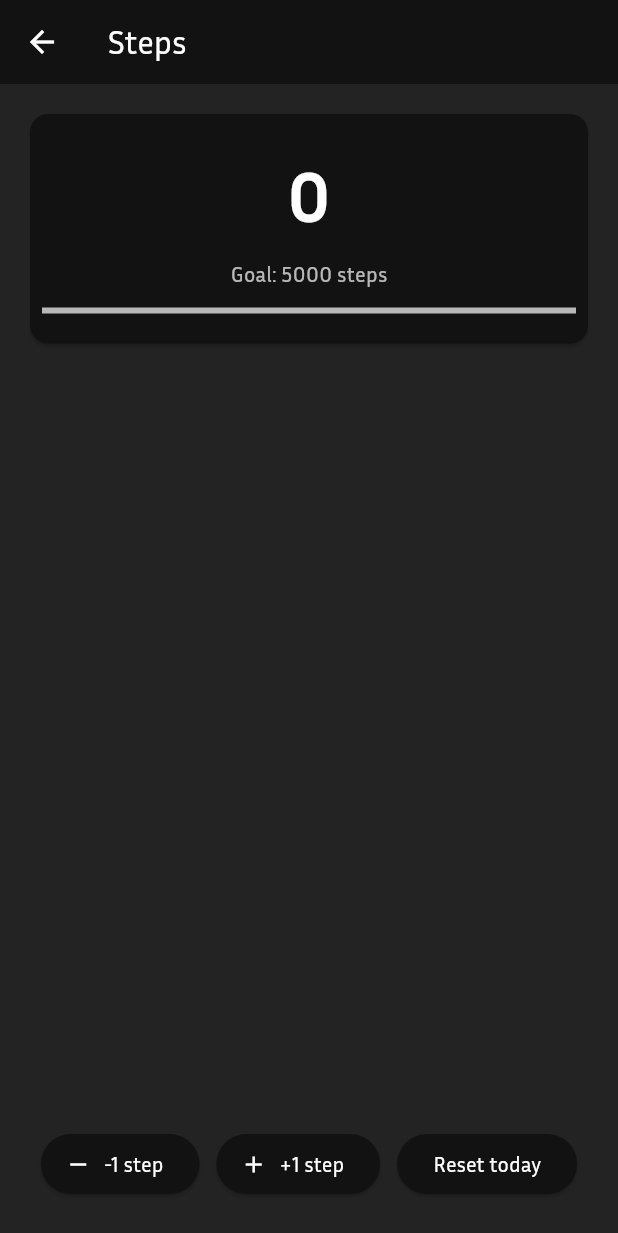
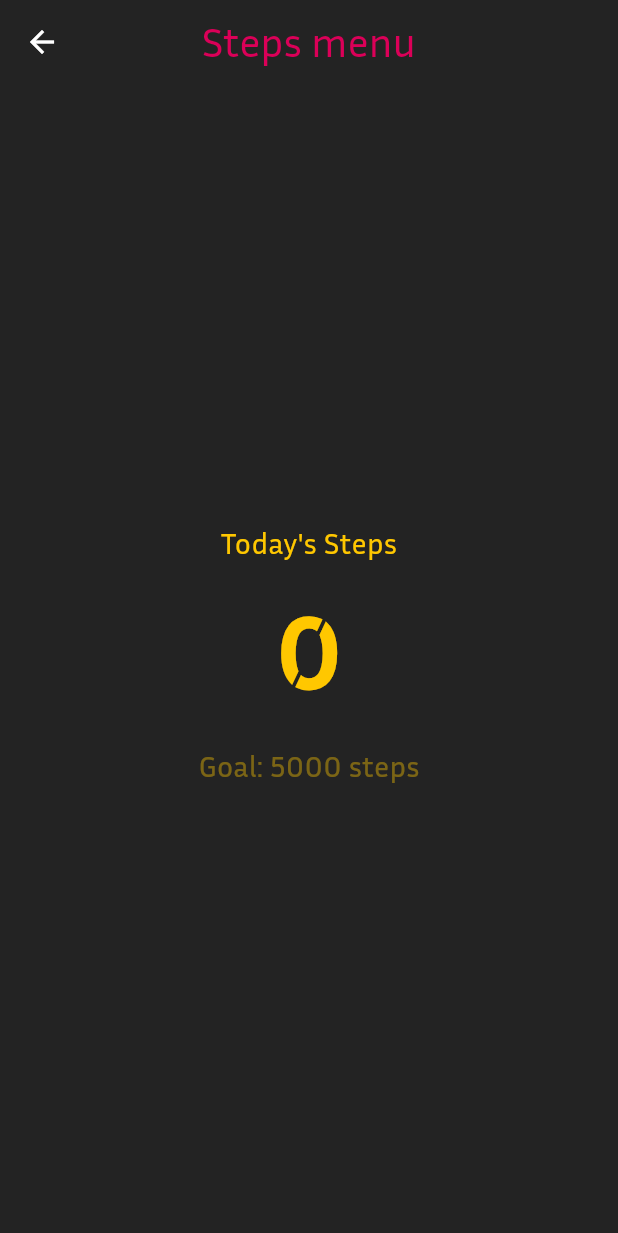
Before and after one commit to hahalex/coofit, a Flutter app: the StepPage screen opened directly, on a phone screen of 412 x 824 dp. Shown: the top 1233 px of the screen. Run offline on Flutter 3.47's test engine with Material 3 defaults, Android fonts, the phone set to English and light mode, and no system bars; our stand-ins replace email_validator, flutter_secure_storage, pedometer, permission_handler, sqflite; accounts and stored records are empty.

Commit message:
v9.1 project app complete

```diff
--- a/lib/pages/step_page.dart
+++ b/lib/pages/step_page.dart
@@ -1,4 +1,3 @@
-// lib/pages/step_page.dart
 import 'dart:async';
 import 'package:flutter/material.dart';
 import 'package:provider/provider.dart';
@@ -22,7 +21,7 @@ class _StepPageState extends State<StepPage> {
   int _goalSteps = 5000;
 
   StreamSubscription<StepCount>? _stepSub;
-  int? _lastSensorValue; // последнее полученное value от датчика (cumulative)
+  int? _lastSensorValue;
   bool _hasPermission = false;
 
   String get _today {
@@ -39,11 +38,9 @@ class _StepPageState extends State<StepPage> {
   }
 
   Future<void> _initPermissionAndLoad() async {
-    await _loadProfileAndToday(); // загрузим цель и сегодняшние шаги
+    await _loadProfileAndToday();
     await _requestPermission();
-    if (_hasPermission) {
-      _startListening();
-    }
+    if (_hasPermission) _startListening();
   }
 
   Future<void> _loadProfileAndToday() async {
@@ -59,15 +56,12 @@ class _StepPageState extends State<StepPage> {
     }
 
     final profile = await _db.getProfileByUserId(user.id!);
-    if (profile != null) {
-      _goalSteps = profile['target_steps'] ?? 5000;
-    }
+    if (profile != null) _goalSteps = profile['target_steps'] ?? 5000;
 
     final metrics = await _db.getDailyMetrics(user.id!, _today);
     if (metrics != null) {
       _todaySteps = metrics['steps'] ?? 0;
     } else {
-      // создаём запись, если её нет
       await _db.insertDailyMetrics(
         user.id!,
         _today,
@@ -85,7 +79,6 @@ class _StepPageState extends State<StepPage> {
   }
 
   Future<void> _requestPermission() async {
-    // Проверяем и запрашиваем ACTIVITY_RECOGNITION (Android 10+). На iOS pedometer может работать иначе.
     PermissionStatus status;
     try {
       status = await Permission.activityRecognition.status;
@@ -93,46 +86,31 @@ class _StepPageState extends State<StepPage> {
         status = await Permission.activityRecognition.request();
       }
     } catch (e) {
-      // Если permission_handler не поддерживает эту платформу/версию, считаем разрешение отсутствующим
       status = PermissionStatus.denied;
     }
-
     setState(() => _hasPermission = status == PermissionStatus.granted);
   }
 
   void _startListening() {
-    // Если уже подписаны — отменим
     _stepSub?.cancel();
-
     _stepSub = Pedometer.stepCountStream.listen(
       _onStepCount,
-      onError: (e) {
-        // можно логировать
-      },
+      onError: (e) {},
       cancelOnError: true,
     );
   }
 
   void _onStepCount(StepCount event) async {
-    // event.steps — обычно cumulative steps since boot.
-    // Логика: если _lastSensorValue == null -> сохраняем, не добавляем (чтобы не получить резкий скачок)
-    // иначе берем delta = event.steps - _lastSensorValue; если delta < 0 (перезагрузка) — используем event.steps (как delta)
     final sensorValue = event.steps;
     if (_lastSensorValue == null) {
       _lastSensorValue = sensorValue;
-      return; // не добавляем при первом событии, чтобы избежать большого прыжка
+      return;
     }
 
     int delta = sensorValue - _lastSensorValue!;
-    if (delta < 0) {
-      // reboot или сброс датчика — тогда считаем, что все шаги новые с нуля
-      delta = sensorValue;
-    }
+    if (delta < 0) delta = sensorValue;
 
-    // возможно delta может быть очень большим при первом запуске после долгого времени — но мы стараемся минимизировать это
-    if (delta > 0) {
-      await _addSteps(delta);
-    }
+    if (delta > 0) await _addSteps(delta);
 
     _lastSensorValue = sensorValue;
   }
@@ -142,7 +120,6 @@ class _StepPageState extends State<StepPage> {
     final user = auth.user;
     if (user == null) return;
 
-    // Получаем текущие метрики и суммуим
     final metrics = await _db.getDailyMetrics(user.id!, _today);
     if (metrics == null) {
       await _db.insertDailyMetrics(
@@ -157,14 +134,12 @@ class _StepPageState extends State<StepPage> {
       await _db.upsertDailyMetrics(user.id!, _today, steps: current + delta);
     }
 
-    // Обновляем UI
     final updated = await _db.getDailyMetrics(user.id!, _today);
     if (mounted)
       setState(() => _todaySteps = updated?['steps'] ?? _todaySteps + delta);
   }
 
   Future<void> _manualAddStep() async {
-    // кнопка для dev/test — добавить 1 шаг вручную
     await _modifySteps(1);
   }
 
@@ -198,97 +173,83 @@ class _StepPageState extends State<StepPage> {
 
   @override
   Widget build(BuildContext context) {
-    // простой UI: большая цифра — шаги, под ней цель и индикатор прогресса
     return Scaffold(
-      appBar: AppBar(title: const Text('Steps')),
-      body: Padding(
+      backgroundColor: const Color(0xFF232323),
+      appBar: AppBar(
+        backgroundColor: const Color(0xFF232323),
+        elevation: 0,
+        centerTitle: true,
+        title: const Text(
+          'Steps menu',
+          style: TextStyle(color: Color(0xFFDB0058), fontSize: 28),
+        ),
+      ),
+      body: Center(
+        child: Padding(
           padding: const EdgeInsets.all(16.0),
           child: _loading
-            ? const Center(child: CircularProgressIndicator())
+              ? const CircularProgressIndicator()
               : Column(
+                  mainAxisSize: MainAxisSize.min,
+                  crossAxisAlignment: CrossAxisAlignment.center,
                   children: [
-                  Card(
-                    child: Padding(
-                      padding: const EdgeInsets.symmetric(
-                        vertical: 20.0,
-                        horizontal: 8,
+                    const Text(
+                      "Today's Steps",
+                      style: TextStyle(
+                        fontSize: 20,
+                        color: Color(0xFFFFC700),
+                        fontWeight: FontWeight.w500,
                       ),
-                      child: Column(
-                        children: [
+                    ),
+                    const SizedBox(height: 12),
                     Text(
                       '$_todaySteps',
                       style: const TextStyle(
-                              fontSize: 48,
+                        fontFamily: 'AllertaStencil',
+                        fontSize: 64,
+                        color: Color(0xFFFFC700),
                         fontWeight: FontWeight.bold,
                       ),
                     ),
-                          const SizedBox(height: 8),
+                    const SizedBox(height: 16),
                     Text(
                       'Goal: $_goalSteps steps',
-                            style: const TextStyle(color: Colors.white70),
+                      style: TextStyle(
+                        fontSize: 20,
+                        color: const Color(0xFFFFC700).withOpacity(0.4),
                       ),
-                          const SizedBox(height: 12),
-                          LinearProgressIndicator(
-                            value: (_goalSteps > 0)
-                                ? (_todaySteps / _goalSteps).clamp(0.0, 1.0)
-                                : 0.0,
                     ),
+                    const SizedBox(height: 8),
+                    // Row(
+                    //   mainAxisAlignment: MainAxisAlignment.spaceEvenly,
+                    //   children: [
+                    //     ElevatedButton.icon(
+                    //       onPressed: () => _modifySteps(-1),
+                    //       icon: const Icon(Icons.remove),
+                    //       label: const Text('-1 step'),
+                    //     ),
+                    //     ElevatedButton.icon(
+                    //       onPressed: _manualAddStep,
+                    //       icon: const Icon(Icons.add),
+                    //       label: const Text('+1 step'),
+                    //     ),
+                    //     ElevatedButton(
+                    //       onPressed: () async {
+                    //         final auth = Provider.of<AuthProvider>(
+                    //           context,
+                    //           listen: false,
+                    //         );
+                    //         final u = auth.user;
+                    //         if (u == null) return;
+                    //         await _db.upsertDailyMetrics(u.id!, _today, steps: 0);
+                    //         await _loadProfileAndToday();
+                    //       },
+                    //       child: const Text('Reset today'),
+                    //     ),
+                    //   ],
+                    // ),
                   ],
                 ),
-                    ),
-                  ),
-                  const SizedBox(height: 16),
-                  if (!_hasPermission)
-                    Card(
-                      color: Colors.orange,
-                      child: ListTile(
-                        leading: const Icon(Icons.warning),
-                        title: const Text('Permission required'),
-                        subtitle: const Text(
-                          'App needs Activity Recognition permission to read step sensor',
-                        ),
-                        trailing: TextButton(
-                          onPressed: () async {
-                            await _requestPermission();
-                            if (_hasPermission) _startListening();
-                          },
-                          child: const Text('Grant'),
-                        ),
-                      ),
-                    ),
-                  const Spacer(),
-                  // Панель для тестирования / ручных действий: добавить/убрать шаг
-                  Row(
-                    mainAxisAlignment: MainAxisAlignment.spaceEvenly,
-                    children: [
-                      ElevatedButton.icon(
-                        onPressed: () => _modifySteps(-1),
-                        icon: const Icon(Icons.remove),
-                        label: const Text('-1 step'),
-                      ),
-                      ElevatedButton.icon(
-                        onPressed: _manualAddStep,
-                        icon: const Icon(Icons.add),
-                        label: const Text('+1 step'),
-                      ),
-                      ElevatedButton(
-                        onPressed: () async {
-                          // сброс для текущего дня (dev)
-                          final auth = Provider.of<AuthProvider>(
-                            context,
-                            listen: false,
-                          );
-                          final u = auth.user;
-                          if (u == null) return;
-                          await _db.upsertDailyMetrics(u.id!, _today, steps: 0);
-                          await _loadProfileAndToday();
-                        },
-                        child: const Text('Reset today'),
-                      ),
-                    ],
-                  ),
-                  const SizedBox(height: 8),
-                ],
         ),
       ),
     );
```
Also changed, not shown: lib/pages/food_page.dart (+32 -23 lines), lib/pages/profile_page.dart (+42 -28 lines), lib/pages/workout_page.dart (+48 -12 lines). Lines whose indentation alone changed are shown as unchanged.
